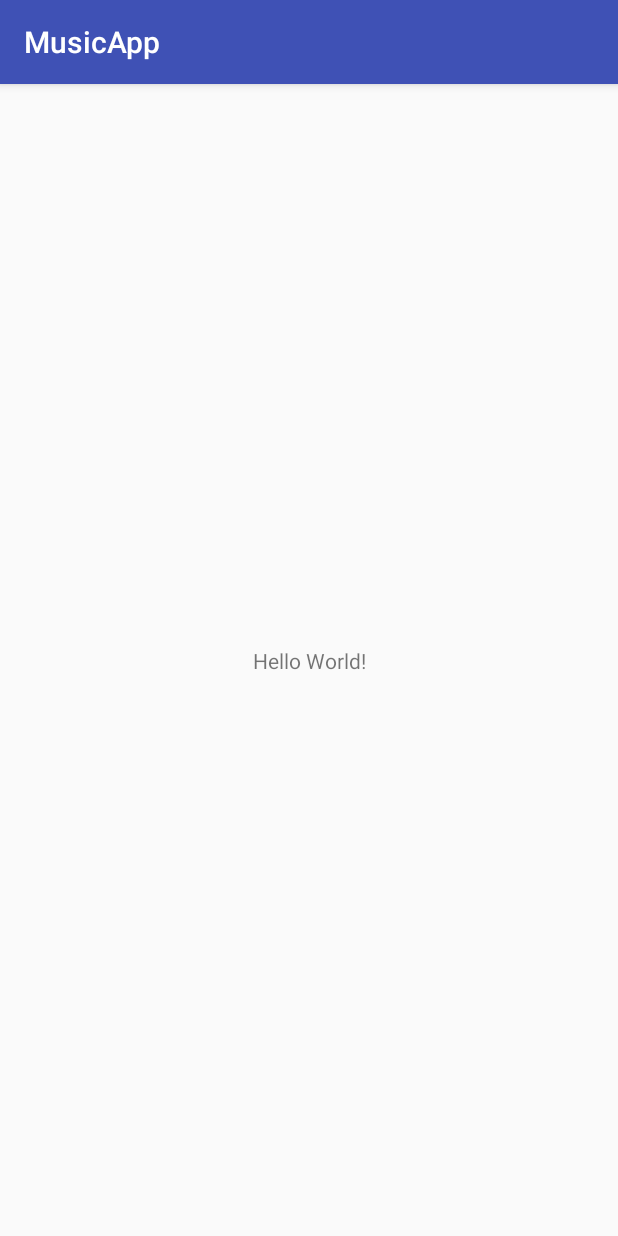
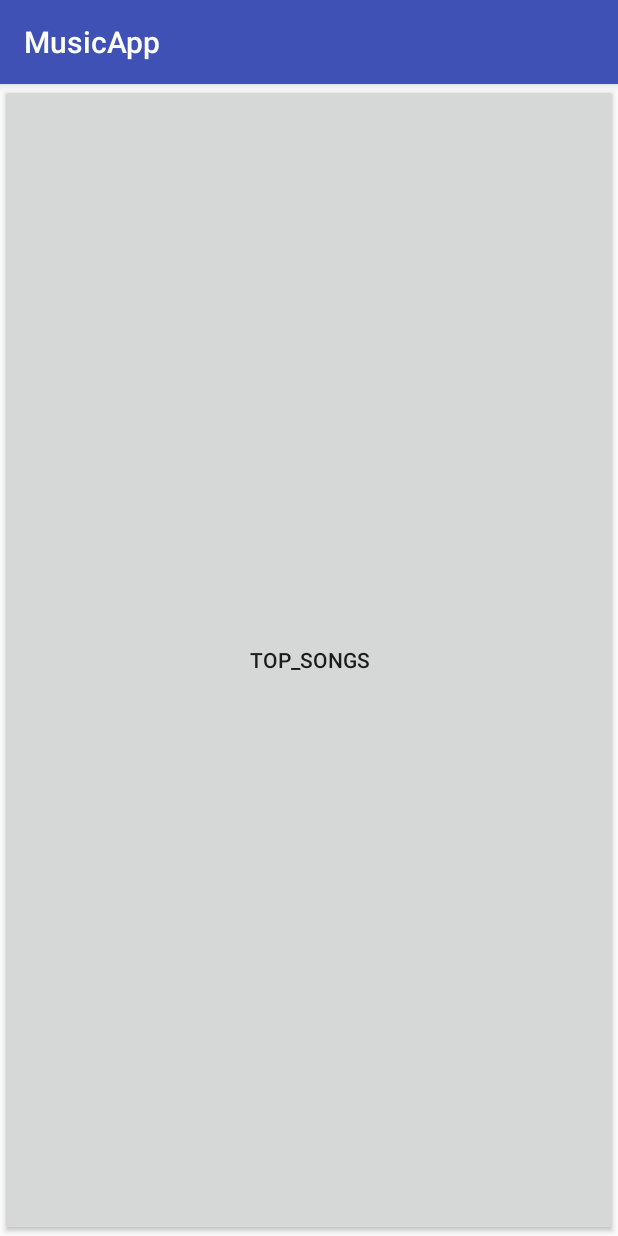
Before and after one commit to lazior17/MusicApp, an Android app: the screen it shows after launch (MainActivity), on a phone screen of 412 x 824 dp. Run offline under Robolectric (Android 15) with nearby library versions, the phone set to English and light mode, and no system bars.

Commit message:
Menu główne

```diff
--- a/app/src/main/java/com/example/stud/musicapp/MainActivity.java
+++ b/app/src/main/java/com/example/stud/musicapp/MainActivity.java
@@ -1,7 +1,10 @@
 package com.example.stud.musicapp;
 
+import android.os.Bundle;
 import android.support.v7.app.AppCompatActivity;
-import android.os.Bundle;
+import android.view.View;
+import android.widget.Button;
+import android.widget.Toast;
 
 public class MainActivity extends AppCompatActivity {
 
@@ -9,5 +12,14 @@ public class MainActivity extends AppCompatActivity {
     protected void onCreate(Bundle savedInstanceState) {
         super.onCreate(savedInstanceState);
         setContentView(R.layout.activity_main);
+
+        Button bTopSongs = findViewById(R.id.bTopSongs);
+        bTopSongs.setOnClickListener(new View.OnClickListener() {
+            @Override
+            public void onClick(View view) {
+                Toast.makeText(MainActivity.this, "TODO", Toast.LENGTH_SHORT).show();
+            }
+        });
+
     }
 }
--- a/app/src/main/res/layout/activity_main.xml
+++ b/app/src/main/res/layout/activity_main.xml
@@ -1,18 +1,18 @@
 <?xml version="1.0" encoding="utf-8"?>
-<android.support.constraint.ConstraintLayout xmlns:android="http://schemas.android.com/apk/res/android"
-    xmlns:app="http://schemas.android.com/apk/res-auto"
+<LinearLayout xmlns:android="http://schemas.android.com/apk/res/android"
     xmlns:tools="http://schemas.android.com/tools"
     android:layout_width="match_parent"
     android:layout_height="match_parent"
+    android:orientation="vertical"
+    android:weightSum="1"
     tools:context="com.example.stud.musicapp.MainActivity">
 
-    <TextView
-        android:layout_width="wrap_content"
-        android:layout_height="wrap_content"
-        android:text="Hello World!"
-        app:layout_constraintBottom_toBottomOf="parent"
-        app:layout_constraintLeft_toLeftOf="parent"
-        app:layout_constraintRight_toRightOf="parent"
-        app:layout_constraintTop_toTopOf="parent" />
+    <Button
+        android:id="@+id/bTopSongs"
+        android:layout_width="match_parent"
+        android:layout_height="0dp"
+        android:layout_weight="1"
+        android:text="@string/top_songs" />
 
-</android.support.constraint.ConstraintLayout>
+
+</LinearLayout>
--- a/app/src/main/res/values/strings.xml
+++ b/app/src/main/res/values/strings.xml
@@ -1,3 +1,4 @@
 <resources>
     <string name="app_name">MusicApp</string>
+    <string name="top_songs">top_songs</string>
 </resources>
```
